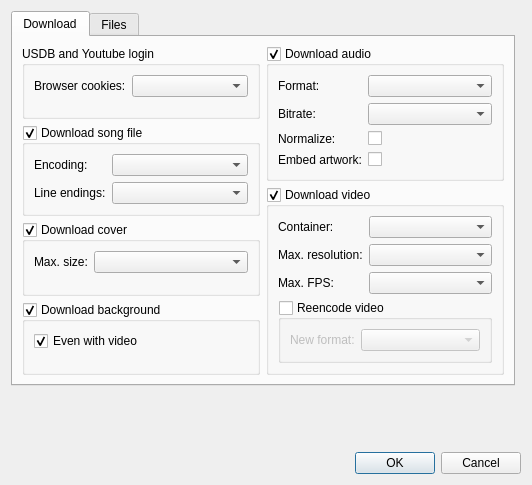
This is src/usdb_syncer/gui/forms/SettingsDialog.ui in bohning/usdb_syncer as Qt 5 draws it before an edit. The edited form follows.
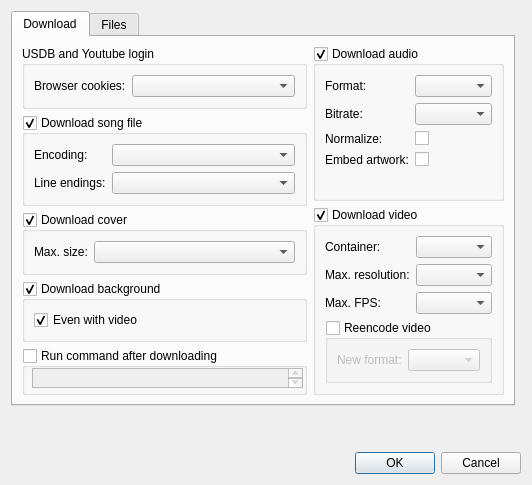
This is the edited form.

Commit message:
Rough implementation of running command
New setting command.
After everything else is downloaded, the contents of this setting are
run. The string $dir$ in the setting is overwritten with the song
directory. The working directory is the song directory. Errors during
execution are written to the log.

Patch:
```diff
--- a/src/usdb_syncer/gui/forms/SettingsDialog.ui
+++ b/src/usdb_syncer/gui/forms/SettingsDialog.ui
@@ -24,7 +24,23 @@
      </property>
     </widget>
    </item>
-   <item row="0" column="0">
+   <item row="2" column="0">
+    <spacer name="verticalSpacer_2">
+     <property name="orientation">
+      <enum>Qt::Orientation::Vertical</enum>
+     </property>
+     <property name="sizeType">
+      <enum>QSizePolicy::Policy::Fixed</enum>
+     </property>
+     <property name="sizeHint" stdset="0">
+      <size>
+       <width>20</width>
+       <height>40</height>
+      </size>
+     </property>
+    </spacer>
+   </item>
+   <item row="0" column="0" rowspan="2">
     <widget class="QTabWidget" name="tabWidget">
      <property name="currentIndex">
       <number>0</number>
@@ -35,7 +51,7 @@
       </attribute>
       <layout class="QHBoxLayout" name="horizontalLayout">
        <item>
-        <layout class="QVBoxLayout" name="verticalLayout" stretch="0,0,0,0">
+        <layout class="QVBoxLayout" name="verticalLayout" stretch="0,0,0,0,0">
          <item>
           <widget class="QGroupBox" name="groupBox_login">
            <property name="title">
@@ -198,6 +214,44 @@
            </layout>
           </widget>
          </item>
+         <item>
+          <widget class="QGroupBox" name="groupBox_command">
+           <property name="sizePolicy">
+            <sizepolicy hsizetype="Expanding" vsizetype="MinimumExpanding">
+             <horstretch>0</horstretch>
+             <verstretch>100</verstretch>
+            </sizepolicy>
+           </property>
+           <property name="title">
+            <string>Run command after downloading</string>
+           </property>
+           <property name="checkable">
+            <bool>true</bool>
+           </property>
+           <property name="checked">
+            <bool>false</bool>
+           </property>
+           <widget class="QPlainTextEdit" name="textEdit_command">
+            <property name="enabled">
+             <bool>true</bool>
+            </property>
+            <property name="geometry">
+             <rect>
+              <x>10</x>
+              <y>20</y>
+              <width>271</width>
+              <height>20</height>
+             </rect>
+            </property>
+            <property name="sizePolicy">
+             <sizepolicy hsizetype="Fixed" vsizetype="Fixed">
+              <horstretch>0</horstretch>
+              <verstretch>0</verstretch>
+             </sizepolicy>
+            </property>
+           </widget>
+          </widget>
+         </item>
         </layout>
        </item>
        <item>
@@ -505,19 +559,6 @@
      </widget>
     </widget>
    </item>
-   <item row="2" column="0">
-    <spacer name="verticalSpacer_2">
-     <property name="orientation">
-      <enum>Qt::Orientation::Vertical</enum>
-     </property>
-     <property name="sizeHint" stdset="0">
-      <size>
-       <width>20</width>
-       <height>40</height>
-      </size>
-     </property>
-    </spacer>
-   </item>
   </layout>
  </widget>
  <resources/>
```
The commit also changes 5 other files.
